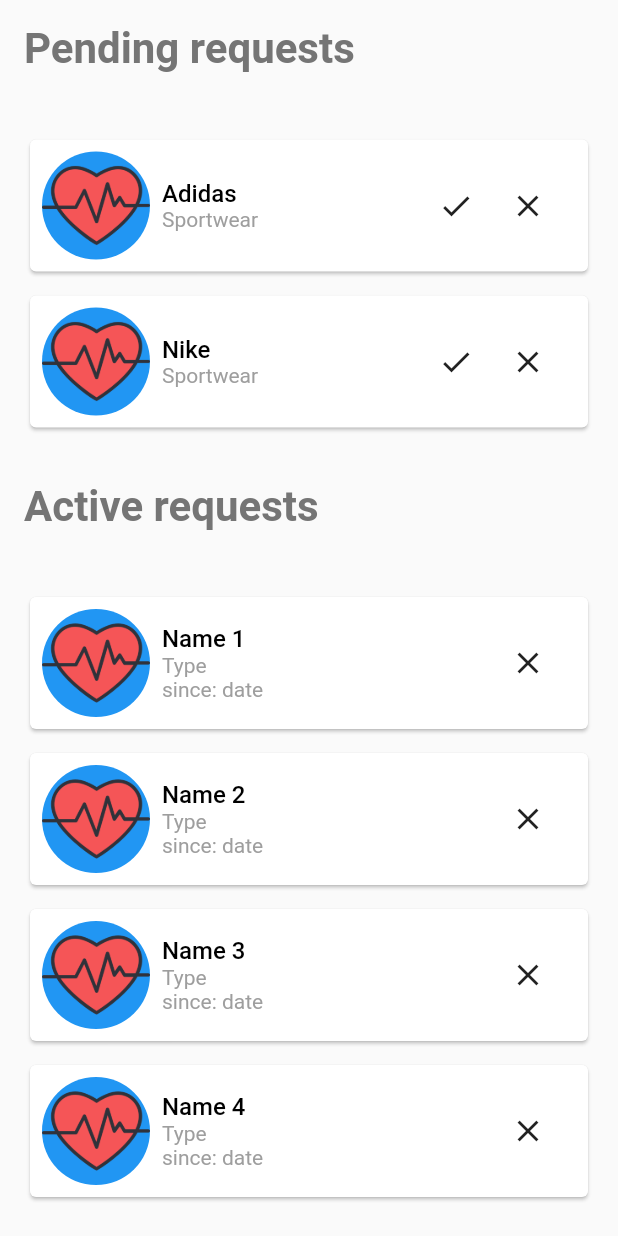
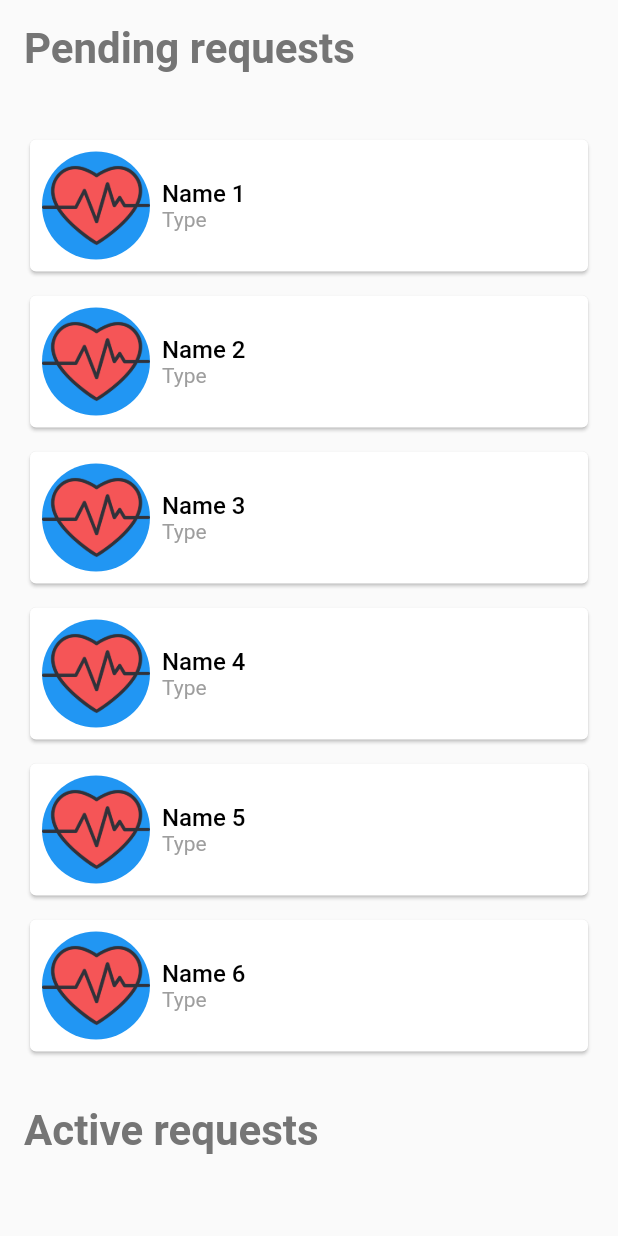
Before and after one commit to Roniz95/trackme, a Flutter app: the SharingPage screen opened by its route, on a phone screen of 412 x 824 dp. Run offline on Flutter 3.47's test engine with Material 2 defaults, Android fonts, the phone set to English and light mode, and no system bars.

Commit message:
sharing  view completed

```diff
--- a/lib/screens/sharingPage.dart
+++ b/lib/screens/sharingPage.dart
@@ -1,73 +1,95 @@
 import 'package:flutter/material.dart';
+import 'package:track_me/styles/colors.dart';
 import 'package:track_me/styles/texts.dart';
-import 'package:track_me/styles/colors.dart';
 
-final items = List<companyTileAccepted>.generate(6, (i) => companyTileAccepted('Name ${i + 1}', 'Type', 'date'));
+//testing lists
+final activeRequestList = List<companyTileAccepted>.generate(
+    6, (i) => companyTileAccepted('Name ${i + 1}', 'Type', 'date'));
 
-class SharingPage extends StatefulWidget {
-  static String tag = 'sharing-page';
-  @override
-  _SharingPageState createState() => new _SharingPageState();
-}
+final pendingRequestList = List<companyTileRequest>.generate(
+    6, (i) => companyTileRequest('Name ${i + 1}', 'Type'));
 
-class _SharingPageState extends State<SharingPage> {
+class companyTileAccepted extends StatelessWidget {
+  String companyName;
+  Image companyImage; //TODO how does server send images ?
+  String companyType;
+  String sharingSince;
+
+  companyTileAccepted(
+      String companyName, String companyType, String sharingSince) {
+    this.companyName = companyName;
+    this.companyType = companyType;
+    this.sharingSince = sharingSince;
+  }
   @override
   Widget build(BuildContext context) {
-    return Scaffold(
-      body: Container(
-        child: Padding(
-          padding: const EdgeInsets.all(16.0),
-          child: ListView(
-            children: <Widget>[
-              new Text('Pending requests', style: textStyles['title_text']),
-              SizedBox(height: 32.0,),
-              new ListView(
-                physics: ClampingScrollPhysics(),
-                shrinkWrap: true,
-                children: <Widget>[
-                  new companyTileRequest('Adidas', 'Sportwear'),
-                  new companyTileRequest('Nike', 'Sportwear')
-                ],
-              ),
-              SizedBox(height: 32.0),
-              new Text('Active requests', style: textStyles['title_text'],),
-              SizedBox(height: 32.0,),
-              ListView.builder(
-                physics: ClampingScrollPhysics(),
-                scrollDirection: Axis.vertical,
-                shrinkWrap: true,
-                itemCount: items.length,
-                itemBuilder: (context, index) {
-                  final item = items[index];
-                  return Dismissible(
-                    // Show a red background as the item is swiped away
-                    background: Container(color: Colors.transparent),
-                    key: Key(item.companyName),
-                    onDismissed: (direction) {
+    assert(debugCheckHasMaterial(context));
+    return Material(
+      child: Padding(
+        padding:
+            const EdgeInsets.only(left: 0.0, right: 0.0, top: 8.0, bottom: 0.0),
+        child: Container(
+          child: Center(
+            child: Card(
+                child: Row(
+              children: <Widget>[
+                Padding(
+                  padding: const EdgeInsets.all(8.0),
+                  child: CircleAvatar(
+                    backgroundColor: Colors.blue,
+                    radius: 36,
+                    child: Image.asset('assets/icons/logo.png'),
+                  ),
+                ),
+                new Expanded(
+                  child: Column(
+                    crossAxisAlignment: CrossAxisAlignment.start,
+                    mainAxisAlignment: MainAxisAlignment.end,
+                    children: <Widget>[
+                      new Text(
+                        companyName,
+                        style: new TextStyle(
+                          fontFamily: 'Roboto',
+                          color: Colors.black,
+                          fontWeight: FontWeight.w500,
+                          fontSize: 16.0,
+                        ),
+                      ),
+                      new Text(
+                        companyType,
+                        style: new TextStyle(
+                          color: Colors.grey,
+                          fontWeight: FontWeight.w400,
+                          fontFamily: 'Roboto',
+                          fontSize: 14.0,
+                        ),
+                      ),
+                      new Text(
+                        'since: ' + sharingSince,
+                        style: new TextStyle(
+                          color: Colors.grey,
+                          fontWeight: FontWeight.w400,
+                          fontFamily: 'Roboto',
+                          fontSize: 14.0,
+                        ),
+                      )
+                    ],
+                  ),
+                ),
 
-                      setState(() {
-                        item.refuse();  //this function modify the database
-                        items.removeAt(index);
-                      });
-
-                      Scaffold
-                          .of(context)
-                          .showSnackBar(SnackBar(content: Text("${item.companyName} request dismissed")));
-                    },
-                    child:  items[index]
-                  );
-                }
-              )
-            ],
+              ],
+            )),
           ),
         ),
-      )
+      ),
     );
+  }
+
+  refuse() {
+    print('refused!');
   }
 }
 
-
-//a widget that display a sharing request tile to the user
 class companyTileRequest extends StatelessWidget {
   String companyName;
   Image companyImage; //TODO how does server send images ?
@@ -78,13 +100,17 @@ class companyTileRequest extends StatelessWidget {
     this.companyType = companyType;
   }
 
+  accept() {
+    print('accepted!');
+  }
+
   @override
   Widget build(BuildContext context) {
     assert(debugCheckHasMaterial(context));
     return Material(
       child: Padding(
-        padding: const EdgeInsets.only(
-            left: 0.0, right: 0.0, top: 8.0, bottom: 0.0),
+        padding:
+            const EdgeInsets.only(left: 0.0, right: 0.0, top: 8.0, bottom: 0.0),
         child: Container(
           child: Center(
             child: Card(
@@ -124,19 +150,6 @@ class companyTileRequest extends StatelessWidget {
                     ],
                   ),
                 ),
-                new IconButton(
-                    icon: Icon(Icons.check),
-                    highlightColor: colorStyles['primary_pink'],
-                    splashColor: colorStyles['splashColor_pink'],
-                    onPressed: accept),//TODO implement those methods
-                Padding(
-                  padding: const EdgeInsets.only(right: 16.0),
-                  child: new IconButton(
-                      icon: Icon(Icons.clear),
-                      highlightColor: colorStyles['primary_pink'],
-                      splashColor: colorStyles['splashColor_pink'],
-                      onPressed: refuse),
-                )
 
               ],
             )),
@@ -145,101 +158,159 @@ class companyTileRequest extends StatelessWidget {
       ),
     );
   }
-  accept() {
-    print('accepted!');
-  }
 
-  refuse(){
-    print('refused!');
-  }
-
-}
-
-class companyTileAccepted extends StatelessWidget {
-  String companyName;
-  Image companyImage; //TODO how does server send images ?
-  String companyType;
-  String sharingSince;
-
-  companyTileAccepted(String companyName, String companyType, String sharingSince) {
-    this.companyName = companyName;
-    this.companyType = companyType;
-    this.sharingSince = sharingSince;
-  }
-  @override
-  Widget build(BuildContext context) {
-    assert(debugCheckHasMaterial(context));
-    return Material(
-      child: Padding(
-        padding: const EdgeInsets.only(
-            left: 0.0, right: 0.0, top: 8.0, bottom: 0.0),
-        child: Container(
-          child: Center(
-            child: Card(
-                child: Row(
-                  children: <Widget>[
-                    Padding(
-                      padding: const EdgeInsets.all(8.0),
-                      child: CircleAvatar(
-                        backgroundColor: Colors.blue,
-                        radius: 36,
-                        child: Image.asset('assets/icons/logo.png'),
-                      ),
-                    ),
-                    new Expanded(
-                      child: Column(
-                        crossAxisAlignment: CrossAxisAlignment.start,
-                        mainAxisAlignment: MainAxisAlignment.end,
-                        children: <Widget>[
-                          new Text(
-                            companyName,
-                            style: new TextStyle(
-                              fontFamily: 'Roboto',
-                              color: Colors.black,
-                              fontWeight: FontWeight.w500,
-                              fontSize: 16.0,
-                            ),
-                          ),
-                          new Text(
-                            companyType,
-                            style: new TextStyle(
-                              color: Colors.grey,
-                              fontWeight: FontWeight.w400,
-                              fontFamily: 'Roboto',
-                              fontSize: 14.0,
-                            ),
-                          ),
-                          new Text(
-                            'since: ' + sharingSince,
-                            style: new TextStyle(
-                              color: Colors.grey,
-                              fontWeight: FontWeight.w400,
-                              fontFamily: 'Roboto',
-                              fontSize: 14.0,
-                            ),
-                          )
-                        ],
-                      ),
-                    ),
-                    Padding(
-                      padding: const EdgeInsets.only(right: 16.0),
-                      child: new IconButton(
-                          icon: Icon(Icons.clear),
-                          highlightColor: colorStyles['primary_pink'],
-                          splashColor: colorStyles['splashColor_pink'],
-                          onPressed: refuse
-                      ),
-                    )
-
-                  ],
-                )),
-          ),
-        ),
-      ),
-    );
-  }
-
-  refuse(){
+  refuse() {
     print('refused!');
   }
 }
+
+//a widget that display a sharing request tile to the user
+class SharingPage extends StatefulWidget {
+  static String tag = 'sharing-page';
+  @override
+  _SharingPageState createState() => new _SharingPageState();
+}
+
+class _SharingPageState extends State<SharingPage> {
+  @override
+  Widget build(BuildContext context) {
+    return Scaffold(
+        body: Container(
+      child: Padding(
+        padding: const EdgeInsets.all(16.0),
+        child: ListView(
+          children: <Widget>[
+            new Text('Pending requests', style: textStyles['title_text']),
+            SizedBox(
+              height: 32.0,
+            ),
+            ListView.builder(
+                physics: ClampingScrollPhysics(),
+                scrollDirection: Axis.vertical,
+                shrinkWrap: true,
+                itemCount: pendingRequestList.length,
+                itemBuilder: (context, index) {
+                  final item = pendingRequestList[index];
+                  return Dismissible(
+                      // Show a red background as the item is swiped away
+                      secondaryBackground: Padding(
+                        padding: EdgeInsets.only(top: 15, bottom: 5),
+                        child: Container(
+                            alignment: Alignment.center,
+                            padding: EdgeInsets.all(16.0),
+                            color: Colors.greenAccent,
+                            child: Row(
+                              mainAxisAlignment: MainAxisAlignment.center,
+                              children: <Widget>[
+                                Padding(
+                                  padding: const EdgeInsets.only(left: 16.0),
+                                  child: CircleAvatar(
+                                    backgroundColor: Colors.transparent,
+                                    radius: 16,
+                                    child: Image.asset('assets/icons/check.png'),
+                                  ),
+                                )
+                              ],
+                            )),
+                      ),
+
+                      background: Padding(
+                        padding: EdgeInsets.only(top: 15, bottom: 5),
+                        child: Container(
+                            alignment: Alignment.center,
+                            padding: EdgeInsets.all(16.0),
+                            color: Color.fromRGBO(243, 20, 49, 0.5),
+                            child: Row(
+                              mainAxisAlignment: MainAxisAlignment.center,
+                              children: <Widget>[
+                                Padding(
+                                  padding: const EdgeInsets.only(left: 16.0),
+                                  child: CircleAvatar(
+                                    backgroundColor: Colors.transparent,
+                                    radius: 16,
+                                    child: Image.asset('assets/icons/cross.png'),
+                                  ),
+                                )
+                              ],
+                            )),
+
+                      ),
+                      key: Key(item.companyName),
+
+                      onDismissed: (direction) {
+                        setState(() {
+                          if(direction == DismissDirection.endToStart) {
+
+                          }
+                          //delete request
+                          item.refuse(); //this function modify the database
+                          pendingRequestList.removeAt(index);
+                          activeRequestList.add(new companyTileAccepted(
+                              'Nike', item.companyType, 'now'));
+                        });
+
+                        Scaffold.of(context).showSnackBar(SnackBar(
+                            content:
+                                Text("${item.companyName} request dismissed")));
+                      },
+                      child: pendingRequestList[index]);
+                }),
+            SizedBox(height: 32.0),
+            new Text(
+              'Active requests',
+              style: textStyles['title_text'],
+            ),
+            SizedBox(
+              height: 32.0,
+            ),
+            ListView.builder(
+                physics: ClampingScrollPhysics(),
+                scrollDirection: Axis.vertical,
+                shrinkWrap: true,
+                itemCount: activeRequestList.length,
+                itemBuilder: (context, index) {
+                  final item = activeRequestList[index];
+                  return Dismissible(
+                      // Show a red background as the item is swiped away
+                      background: Padding(
+                        padding: EdgeInsets.only(top: 15, bottom: 5),
+                        child: Container(
+                            alignment: Alignment.center,
+                            padding: EdgeInsets.all(16.0),
+                            color: Color.fromRGBO(243, 20, 49, 0.5),
+                            child: Row(
+                              mainAxisAlignment: MainAxisAlignment.center,
+                              children: <Widget>[
+                                Padding(
+                                  padding: const EdgeInsets.only(left: 16.0),
+                                  child: CircleAvatar(
+                                    backgroundColor: Colors.transparent,
+                                    radius: 16,
+                                    child: Image.asset('assets/icons/cross.png'),
+                                  ),
+                                )
+                              ],
+                            )),
+
+                      ),
+                      key: Key(item.companyName),
+                      direction: DismissDirection.startToEnd,
+                      onDismissed: (direction) {
+                        setState(() {
+                          //delete request
+                          item.refuse(); //this function modify the database
+                          activeRequestList.removeAt(index);
+                        });
+
+                        Scaffold.of(context).showSnackBar(SnackBar(
+                            content:
+                                Text("${item.companyName} request dismissed")));
+                      },
+                      child: activeRequestList[index]);
+                })
+          ],
+        ),
+      ),
+    ));
+  }
+}
```
Also changed, not shown: assets/icons/check.png (added), assets/icons/cross.png (added), assets/icons/remove.png (added).
